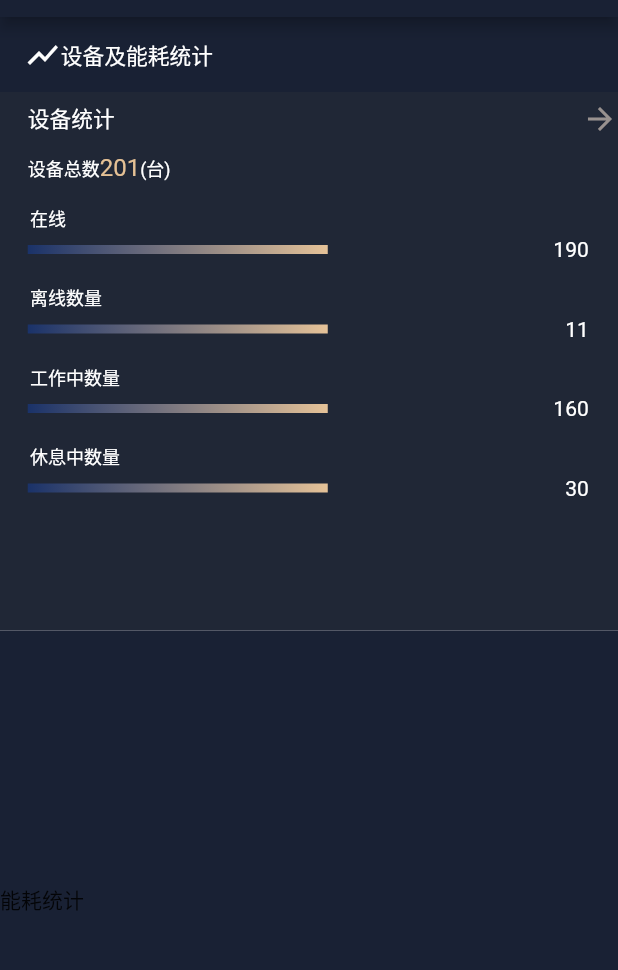
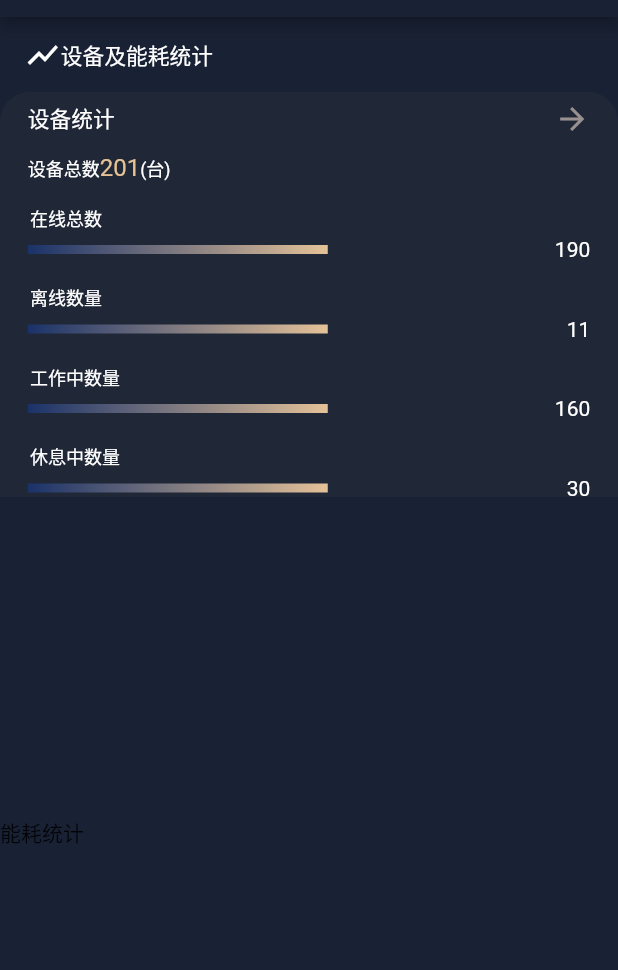
Before and after one commit to zhangyuhuihh/flutter-demo, a Flutter app: the screen it shows after launch, on a phone screen of 412 x 824 dp, the part 67-1037 px from its top. Run offline on Flutter 3.47's test engine with Material 2 defaults, Android fonts, the phone set to English and light mode, and no system bars; generated files the repository leaves out were written again.

Commit message:
首页设备统计部分基本结束

```diff
--- a/lib/routes/homePage.dart
+++ b/lib/routes/homePage.dart
@@ -17,7 +17,12 @@ class _HomePage extends State<HomePage> {
       body: Column(
         children: <Widget>[
           Container(
+            decoration: BoxDecoration(
               color: const Color(0xFF192134),
+              border: Border(
+                bottom: BorderSide(color: Color(0xFF192134), width: 0.0),
+              ),
+            ),
             padding: EdgeInsets.only(left: 16.5),
             height: 50,
             child: Row(
@@ -37,6 +42,7 @@ class _HomePage extends State<HomePage> {
               ],
             ),
           ),
+          // 这里是container,会占据最大空间,详情见官网
           new DeviceManage(),
           new EnergyManage()
         ],
@@ -52,12 +58,19 @@ class DeviceManage extends StatefulWidget {
 
 class _DeviceManage extends State<DeviceManage> {
   Widget build(BuildContext context) {
-    return Expanded(
-      flex: 1,
+    return Container(
+      height: 270,
+      decoration: BoxDecoration(
+        border: Border(top: BorderSide(color: Color(0xFF192134), width: 0.0)),
+        color: const Color(0xFF192134), // 0xFF192134
+      ),
       child: Container(
         decoration: BoxDecoration(
-          // borderRadius: BorderRadius.circular(15),
           color: const Color(0xFF202736),
+          borderRadius: BorderRadius.only(
+            topLeft: Radius.circular(20.0),
+            topRight: Radius.circular(20.0),
+          ),
         ),
         child: Column(
           children: <Widget>[
@@ -79,6 +92,7 @@ class _DeviceManage extends State<DeviceManage> {
                   flex: 1,
                   child: Container(
                     alignment: Alignment.centerRight,
+                    padding: EdgeInsets.only(right: 18.5),
                     child: Icon(
                       Icons.arrow_forward,
                       color: const Color(0xFF98918f),
@@ -124,7 +138,7 @@ class _DeviceSitutation extends State<DeviceSitutation> {
   initState() {
     super.initState();
     situtationsList = [
-      {'title': '在线', 'value': 190},
+      {'title': '在线总数', 'value': 190},
       {'title': '离线数量', 'value': 11},
       {'title': '工作中数量', 'value': 160},
       {'title': '休息中数量', 'value': 30}
@@ -132,12 +146,11 @@ class _DeviceSitutation extends State<DeviceSitutation> {
   }
 
   Widget build(BuildContext context) {
-    return Row(
-      children: <Widget>[
-        Expanded(
+    return Expanded(
       child: Column(
         children: situtationsList.map((item) {
           return Row(
+            // 由于是column中嵌套row，所以内部已经不是最大宽度了，想要最大宽度必须手动使用Expanded包裹
             children: <Widget>[
               Column(
                 crossAxisAlignment: CrossAxisAlignment.start,
@@ -150,9 +163,10 @@ class _DeviceSitutation extends State<DeviceSitutation> {
                     ),
                   ),
                   Container(
-                        padding: EdgeInsets.only(left: 18.5, top: 4),
+                    width: MediaQuery.of(context).size.width, // 神器的宽度问题，解决一系列内部宽度问题,抛开正统布局宽度继承因素，曲线救国
+                    padding: EdgeInsets.only(left: 18.5, top: 4, right: 18.5),
                     child: Row(
-                          mainAxisAlignment: MainAxisAlignment.end,
+                      mainAxisAlignment: MainAxisAlignment.spaceBetween,
                       children: <Widget>[
                         Container(
                           width: 200,
@@ -167,13 +181,10 @@ class _DeviceSitutation extends State<DeviceSitutation> {
                           ),
                         ),
                         Container(
-                              padding: EdgeInsets.only(right: 19),
                           alignment: Alignment.centerRight,
-                              width: MediaQuery.of(context).size.width - 219,
                           child: Text(
                             item['value'].toString(),
-                                style: TextStyle(
-                                    color: Colors.white, fontSize: 14),
+                            style: TextStyle(color: Colors.white, fontSize: 14),
                           ),
                         )
                       ],
@@ -185,8 +196,6 @@ class _DeviceSitutation extends State<DeviceSitutation> {
           );
         }).toList(),
       ),
-        ),
-      ],
     );
   }
 }
```
Lines whose indentation alone changed are shown as unchanged.
